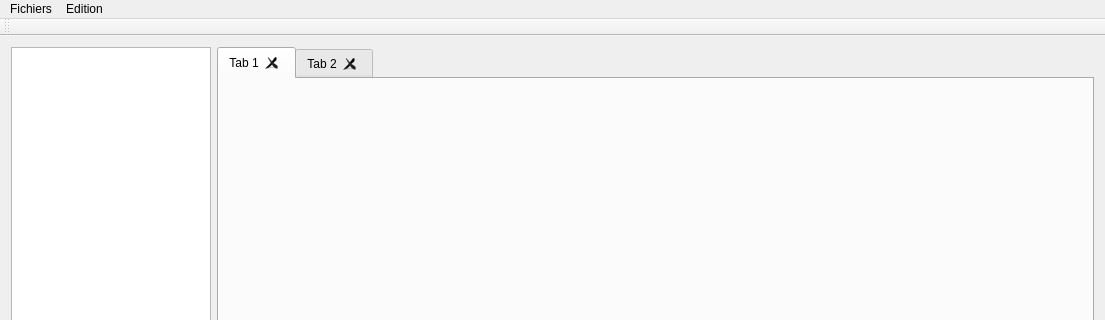
Qt form PluriNotes.ui (tmarcille/LO21_Plurinotes) before a commit; both pictures show x 0 to 1105 and y 0 to 320 of the 1105 by 840 pixel window.
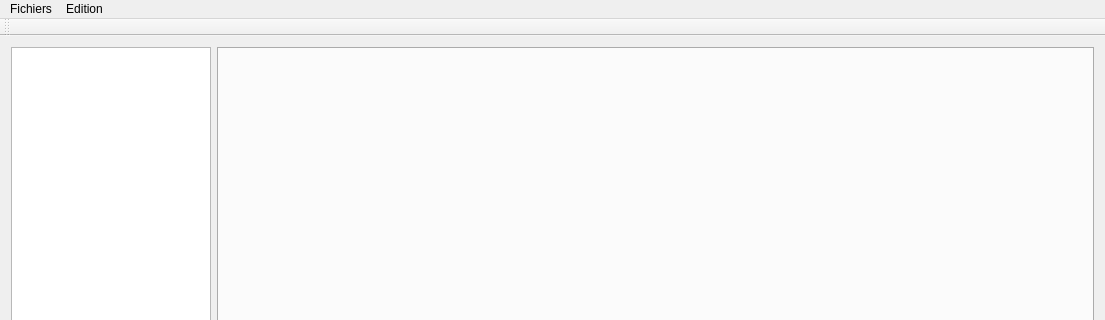
The same form after that commit.

Diff of the .ui file:
```diff
--- a/PluriNotes.ui
+++ b/PluriNotes.ui
@@ -52,16 +52,9 @@
       <property name="tabsClosable">
        <bool>true</bool>
       </property>
-      <widget class="QWidget" name="tab">
-       <attribute name="title">
-        <string>Tab 1</string>
-       </attribute>
-      </widget>
-      <widget class="QWidget" name="tab_2">
-       <attribute name="title">
-        <string>Tab 2</string>
-       </attribute>
-      </widget>
+      <property name="movable">
+       <bool>true</bool>
+      </property>
      </widget>
     </item>
    </layout>
```
Left out of the diff: 3 changed lines with no effect on the pictures.
